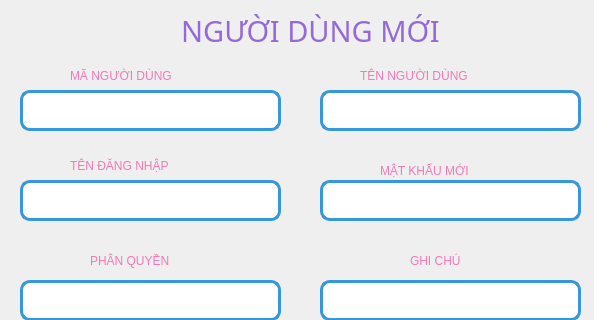
This is Nguoidung/updateND.ui in minhngoc22/Pet-Store as Qt 5 draws it before an edit; both pictures show x 0 to 594 and y 0 to 320 of the 594 by 508 pixel window. The edited form follows.
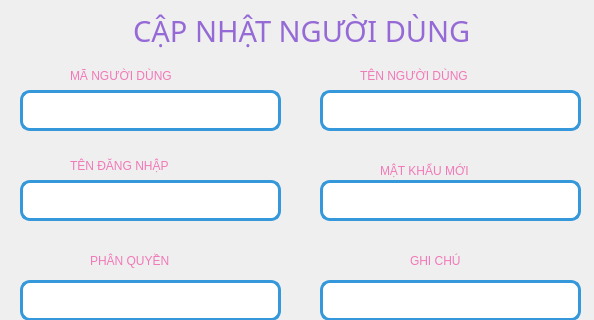
This is the edited form. Icons and pictures are not drawn.

Diff of the .ui file:
```diff
--- a/Nguoidung/updateND.ui
+++ b/Nguoidung/updateND.ui
@@ -17,9 +17,9 @@
    <widget class="QLabel" name="labelTitle">
     <property name="geometry">
      <rect>
-      <x>120</x>
+      <x>70</x>
       <y>10</y>
-      <width>381</width>
+      <width>471</width>
       <height>41</height>
      </rect>
     </property>
@@ -37,7 +37,7 @@
 font: 87 22pt &quot;Segoe UI Black&quot;;</string>
     </property>
     <property name="text">
-     <string>NGƯỜI DÙNG MỚI</string>
+     <string>CẬP NHẬT NGƯỜI DÙNG </string>
     </property>
     <property name="alignment">
      <set>Qt::AlignCenter</set>
```
